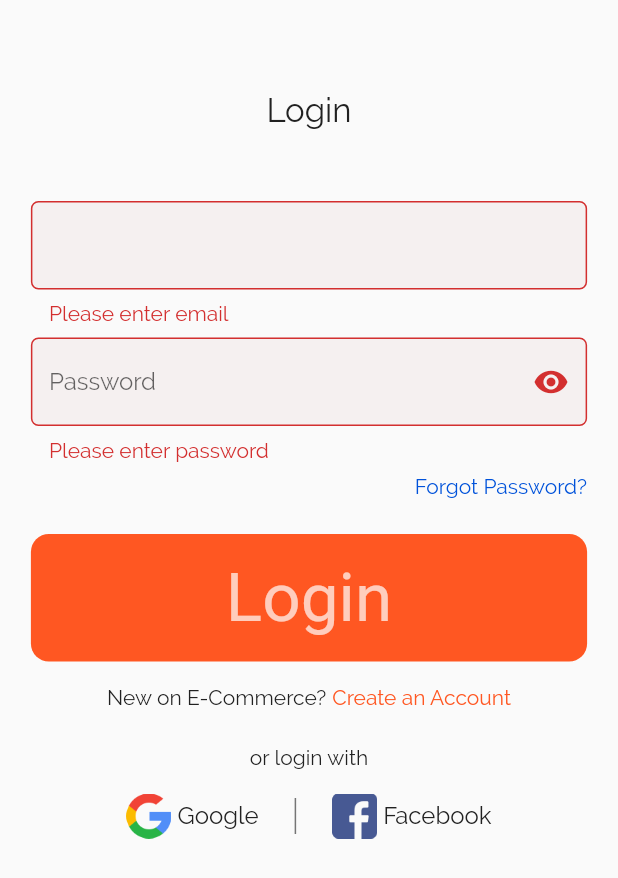
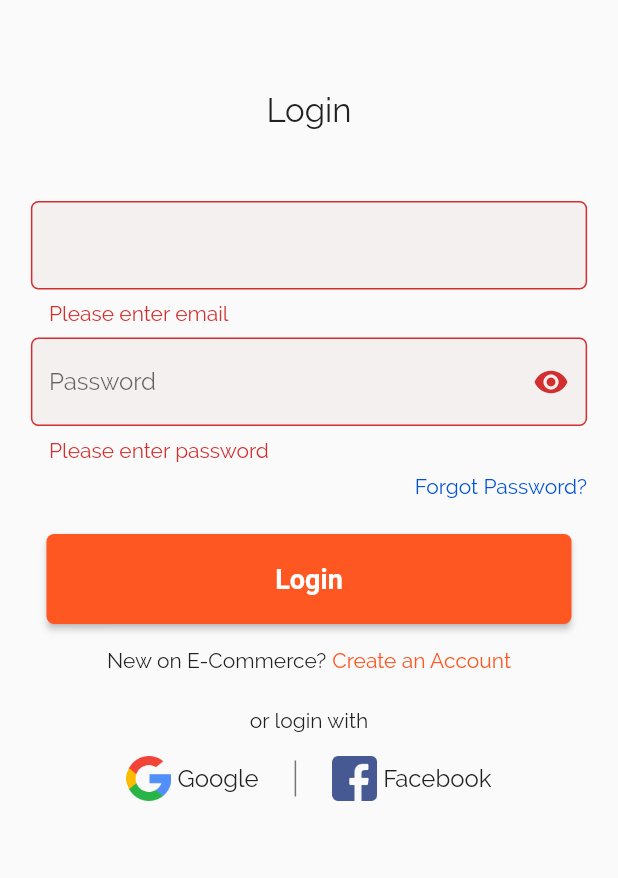
Before and after one commit to oliverboamah/e_commerce, a Flutter app: the screen it shows after launch, on a phone screen of 412 x 824 dp. Shown: the top 878 px of the screen. Run offline on Flutter 3.47's test engine with Material 2 defaults, Android fonts, the phone set to English and light mode, and no system bars; drawn by our look-alikes of argon_buttons_flutter; our stand-ins replace carousel_slider, cloud_firestore, equatable, firebase_auth, flutter_bloc, flutter_spinkit; accounts and stored records are empty.

Commit message:
Add loading button to LoginView

```diff
--- a/lib/presentation/features/account/login/login_event.dart
+++ b/lib/presentation/features/account/login/login_event.dart
@@ -11,11 +11,13 @@ class LoginEvent extends Equatable {
 @immutable
 class AuthenticateUserEvent extends LoginEvent {
   final UserAuthModel userAuthModel;
+  final Function stopLoading;
 
-  AuthenticateUserEvent({@required this.userAuthModel});
+  AuthenticateUserEvent(
+      {@required this.userAuthModel, @required this.stopLoading});
 
   @override
-  List<Object> get props => [userAuthModel];
+  List<Object> get props => [userAuthModel, stopLoading];
 
   @override
   String toString() => 'Authenticate User Event';
--- a/lib/presentation/features/account/login/views/login_view.dart
+++ b/lib/presentation/features/account/login/views/login_view.dart
@@ -1,4 +1,6 @@
+import 'package:argon_buttons_flutter/argon_buttons_flutter.dart';
 import 'package:e_commerce/config/routes.dart';
+import 'package:e_commerce/presentation/widgets/loading_button.dart';
 import 'package:flutter/material.dart';
 import 'package:flutter/widgets.dart';
 import 'package:flutter_bloc/flutter_bloc.dart';
@@ -94,19 +96,23 @@ class _LoginViewState extends State<LoginView> {
                               ],
                             ),
                           ),
-                          Button(
-                              text: 'Login',
-                              onPressed: () {
-                                if (this._formKey.currentState.validate()) {
+                          LoadingButton(
+                            title: 'Login',
+                            onTap: (startLoading, stopLoading, btnState) {
+                              if (btnState == ButtonState.Idle &&
+                                  this._formKey.currentState.validate()) {
+                                startLoading();
                                 BlocProvider.of<LoginBloc>(context).add(
                                     AuthenticateUserEvent(
+                                        stopLoading: stopLoading,
                                         userAuthModel: UserAuthModel(
                                             email: this._emailController.text,
                                             password: this
                                                 ._passwordController
                                                 .text)));
                               }
-                              })
+                            },
+                          )
                         ],
                       )),
                 ),
--- /dev/null
+++ b/lib/presentation/widgets/loading_button.dart
@@ -0,0 +1,41 @@
+import 'package:flutter/material.dart';
+import 'package:flutter/widgets.dart';
+import 'package:flutter_spinkit/flutter_spinkit.dart';
+import 'package:argon_buttons_flutter/argon_buttons_flutter.dart';
+import 'package:e_commerce/config/colors.dart';
+import 'package:e_commerce/config/dimen.dart';
+
+class LoadingButton extends StatelessWidget {
+  final String title;
+  final Function onTap;
+
+  LoadingButton({@required this.title, @required this.onTap});
+
+  @override
+  Widget build(BuildContext context) {
+    return Padding(
+      padding: const EdgeInsets.only(
+          top: verticalTextSpacing, bottom: titleTextSize),
+      child: ArgonButton(
+        height: buttonSize,
+        width: 350,
+        borderRadius: 5.0,
+        color: primaryColor,
+        child: Text(
+          title,
+          style: TextStyle(
+              color: Colors.white, fontSize: 18, fontWeight: FontWeight.w700),
+        ),
+        loader: Container(
+          padding: EdgeInsets.all(10),
+          child: SpinKitRotatingCircle(
+            color: Colors.white,
+            // size: loaderWidth ,
+          ),
+        ),
+        onTap: (startLoading, stopLoading, btnState) =>
+            onTap(startLoading, stopLoading, btnState),
+      ),
+    );
+  }
+}
--- a/pubspec.yaml
+++ b/pubspec.yaml
@@ -29,7 +29,8 @@ dependencies:
   equatable: ^1.1.0
   firebase_auth: ^0.14.0+5
   cloud_firestore: ^0.11.0+2
-
+  argon_buttons_flutter: ^1.0.2
+  flutter_spinkit: "^4.1.2"
 
 dev_dependencies:
   flutter_test:
```
Also changed, not shown: lib/presentation/features/account/login/login_bloc.dart (+11 -6 lines), pubspec.lock. Lines whose indentation alone changed are shown as unchanged.
